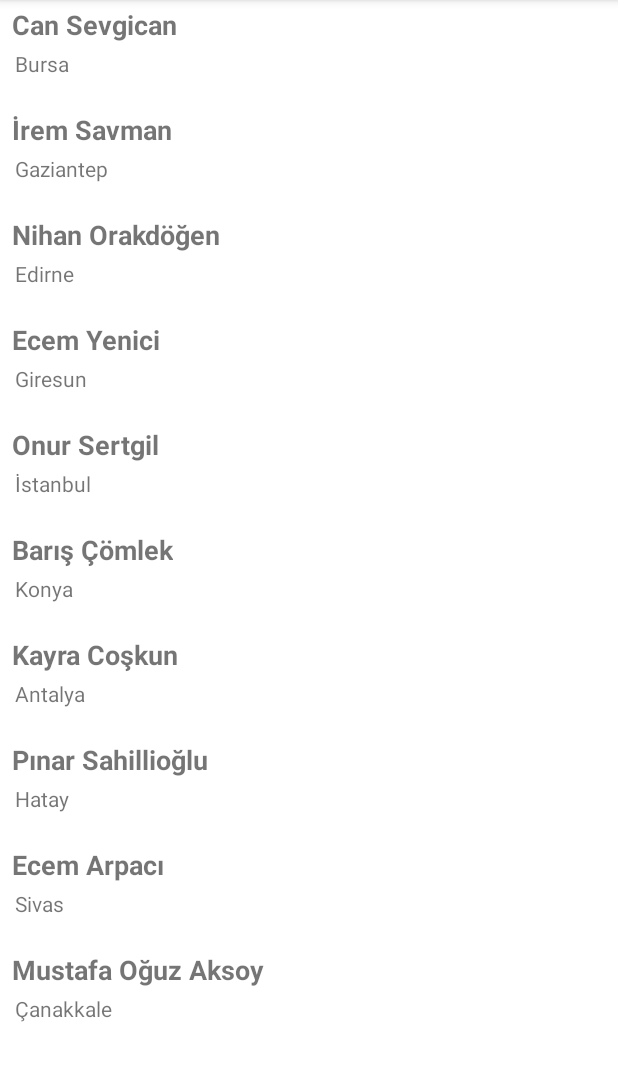
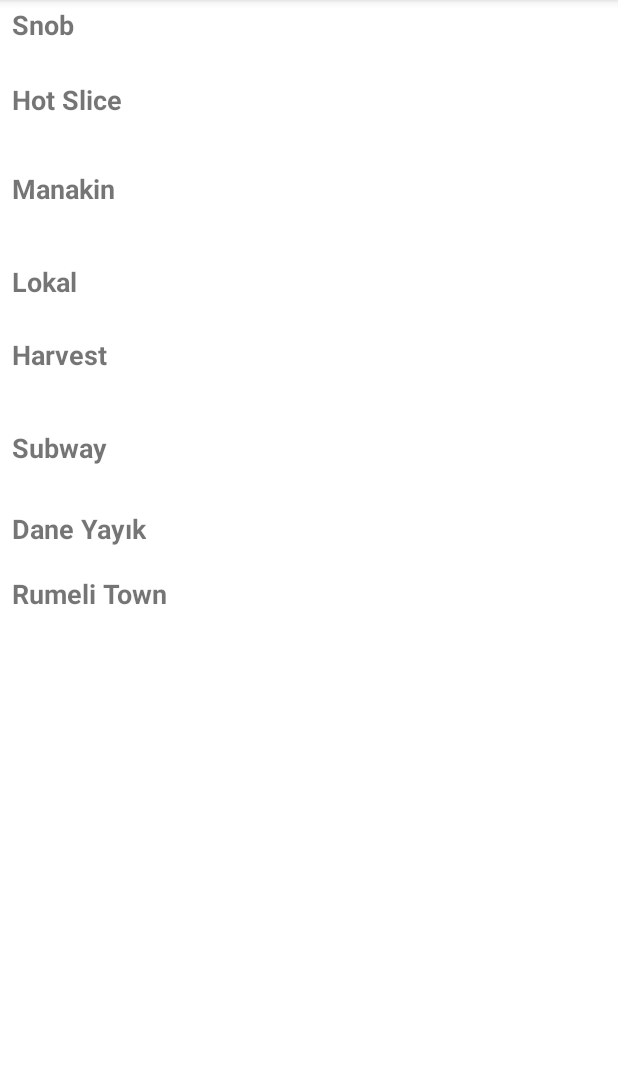
Before and after one commit to ecekaratas/Cs394-HW1, an Android app: the screen it shows after launch (MainActivity), on a phone screen of 412 x 824 dp, the part 84-1165 px from its top. Run offline under Robolectric (Android 15) with nearby library versions, the light colour scheme and no system bars.

Commit message:
rv implementation

```diff
--- a/app/src/main/AndroidManifest.xml
+++ b/app/src/main/AndroidManifest.xml
@@ -13,7 +13,7 @@
         android:theme="@style/Theme.RecyclerViewExInClass"
         tools:targetApi="31">
         <activity
-            android:name=".UserDetailActivity"
+            android:name=".CompanyDetailActivity"
             android:exported="false">
             <meta-data
                 android:name="android.app.lib_name"
--- a/app/src/main/java/com/example/recyclerviewexinclass/MainActivity.kt
+++ b/app/src/main/java/com/example/recyclerviewexinclass/MainActivity.kt
@@ -11,10 +11,10 @@
         super.onCreate(savedInstanceState)
         setContentView(R.layout.activity_main)
 
-        val users = DataSource(this).loadUsers()
+        val companys = DataSource(this).loadCompanys()
 
         val rv :RecyclerView = findViewById(R.id.recyclerView)
-        rv.adapter = ItemAdapter(users)
+        rv.adapter = ItemAdapter(companys)
         rv.setHasFixedSize(true)
     }
 
--- a/app/src/main/java/com/example/recyclerviewexinclass/adapter/ItemAdapter.kt
+++ b/app/src/main/java/com/example/recyclerviewexinclass/adapter/ItemAdapter.kt
@@ -7,39 +7,36 @@
 import android.widget.TextView
 import androidx.recyclerview.widget.RecyclerView
 import com.example.recyclerviewexinclass.R
-import com.example.recyclerviewexinclass.UserDetailActivity
-import com.example.recyclerviewexinclass.data.model.User
+import com.example.recyclerviewexinclass.CompanyDetailActivity
+import com.example.recyclerviewexinclass.data.model.Company
 
-class ItemAdapter ( private val dataset : List<User>): RecyclerView.Adapter<ItemAdapter.ItemViewHolder>() {
+class ItemAdapter ( private val dataset : List<Company>): RecyclerView.Adapter<ItemAdapter.ItemViewHolder>() {
     class ItemViewHolder(val view: View): RecyclerView.ViewHolder(view) {
-        val nameView= view.findViewById<TextView>(R.id.nameView)
-        val addrView= view.findViewById<TextView>(R.id.addressView)
-        val ageView= view.findViewById<TextView>(R.id.ageView)
-        val hobbyView= view.findViewById<TextView>(R.id.hobbyView)
-        val mailView= view.findViewById<TextView>(R.id.mailView)
-        //val imageView= view.findViewById<TextView>(R.id.imageView)
+        val restaurantsView = view.findViewById<TextView>(R.id.restaurantsView)
+        val menuuView = view.findViewById<TextView>(R.id.menuuView)
+        val priceView = view.findViewById<TextView>(R.id.priceView)
 
-        lateinit var user: User
+
+        lateinit var company: Company
 
         init {
             view.setOnClickListener{
                 //
-                val showDetailIntent = Intent(itemView.context, UserDetailActivity::class.java)
-                showDetailIntent.putExtra(USER_KEY, user)
+                val showDetailIntent = Intent(itemView.context, CompanyDetailActivity::class.java)
+                showDetailIntent.putExtra(COMPANY_KEY, company)
                 itemView.context.startActivity(showDetailIntent)
             }
         }
 
         companion object{
-            private val USER_KEY = "USER"
+            private val COMPANY_KEY = "COMPANY"
         }
-        fun bind(user: User){
-            this.user = user
-            nameView.text = user.name
-            addrView.text = user.address
-            ageView.text = user.age
-            hobbyView.text = user.hobby
-            //imageView.text = user.image
+        fun bind(company: Company){
+            this.company = company
+            restaurantsView.text = company.restaurant
+            menuuView.text = company.menuu
+            priceView.text = company.price
+
         }
     }
 
@@ -51,8 +48,8 @@
     override fun onBindViewHolder(holder: ItemAdapter.ItemViewHolder, position: Int) {
         val user = dataset[position]
         //holder.imageView.setImageResource(item.imageResourceId)
-//        holder.nameView.text = user.name
-//        holder.addrView.text = user.address
+//        holder.nameView.text = company.name
+//        holder.addrView.text = company.address
 
         holder.bind(user)
 
--- a/app/src/main/java/com/example/recyclerviewexinclass/data/DataSource.kt
+++ b/app/src/main/java/com/example/recyclerviewexinclass/data/DataSource.kt
@@ -1,56 +1,34 @@
 package com.example.recyclerviewexinclass.data
 
 import android.content.Context
-import android.graphics.drawable.Drawable
-import android.media.Image
 import com.example.recyclerviewexinclass.R
-import com.example.recyclerviewexinclass.data.model.User
+import com.example.recyclerviewexinclass.data.model.Company
 
 class DataSource (val context: Context ) {
-    fun getUserName(): Array<String> {
-        return context.resources.getStringArray(R.array.name_array)
+    fun getUserrestaurants(): Array<String> {
+        return context.resources.getStringArray(R.array.restaurants_array)
     }
-    fun getUserAddress(): Array<String>{
-        return context.resources.getStringArray(R.array.address_array)
+    fun getUserMenuu(): Array<String>{
+        return context.resources.getStringArray(R.array.menuu_array)
 
     }
-    fun getUserAge(): Array<String>{
-        return context.resources.getStringArray(R.array.age_array)
-
-    }
-    fun getUserHobby(): Array<String>{
-        return context.resources.getStringArray(R.array.hobby_array)
-
-    }
-    fun getUserMail(): Array<String>{
-        return context.resources.getStringArray(R.array.mail_array)
-
-    }
-    fun getUserImage(): Array<String>{
-        return context.resources.getStringArray(R.array.image_array)
-        //r.drawable.isim
+    fun getUserPrice(): Array<String>{
+        return context.resources.getStringArray(R.array.price_array)
 
     }
 
-    fun getProfileDesc(): Array<String>{
-        return context.resources.getStringArray(R.array.profiledesc_array)
 
-    }
+    fun loadCompanys() : List<Company>{
+        val restaurantsList = getUserrestaurants()
+        val menuuList = getUserMenuu()
+        val priceList = getUserPrice()
 
-    fun loadUsers() : List<User>{
-        val nameList = getUserName()
-        val addrList = getUserAddress()
-        val ageList = getUserAge()
-        val hobbyList = getUserHobby()
-        val mailList = getUserMail()
-        val imageList = getUserImage()
-        val profileDescList = getProfileDesc()
-        var users = mutableListOf<User>()
+        var companies = mutableListOf<Company>()
 
-        for (i in 0..9){
-            val user = User(nameList[i], addrList[i], ageList[i], hobbyList[i], mailList[i], imageList[i], profileDescList[i])
-            users.add(user)
+        for (i in 0..7){
+            val company = Company(restaurantsList[i], menuuList[i], priceList[i])
+            companies.add(company)
         }
-        return users
+        return companies
     }
 }
--- /dev/null
+++ b/app/src/main/java/com/example/recyclerviewexinclass/data/model/Company.kt
@@ -0,0 +1,5 @@
+package com.example.recyclerviewexinclass.data.model
+
+data class Company (val restaurant : String, val menuu : String,
+                    val price : String): java.io.Serializable {
+}
--- a/app/src/main/java/com/example/recyclerviewexinclass/data/model/User.kt
+++ /dev/null
@@ -1,9 +0,0 @@
-package com.example.recyclerviewexinclass.data.model
-
-import android.media.Image
-
-data class User (val name : String, val address : String,
-                 val age : String, val hobby : String, val mail : String,
-                 val image : String,
-                 val profileDesc : String): java.io.Serializable {
-}
--- a/app/src/main/res/layout/item_layout.xml
+++ b/app/src/main/res/layout/item_layout.xml
@@ -6,12 +6,12 @@
     android:layout_height="wrap_content">
 
     <TextView
-        android:id="@+id/nameView"
+        android:id="@+id/restaurantsView"
         android:layout_width="wrap_content"
         android:layout_height="wrap_content"
         android:layout_marginStart="8dp"
         android:layout_marginTop="4dp"
-        android:text="Name"
+        android:text="Restaurant"
         android:textSize="18dp"
         android:textStyle="bold"
         app:layout_constraintStart_toStartOf="parent"
@@ -20,49 +20,27 @@
         />
 
     <TextView
-        android:id="@+id/addressView"
+        android:id="@+id/menuuView"
         android:layout_width="wrap_content"
         android:layout_height="wrap_content"
         android:layout_marginStart="10dp"
         android:layout_marginTop="4dp"
-        android:text="Address"
+        android:text="Menu"
+        android:textSize="0sp"
         app:layout_constraintStart_toStartOf="parent"
-        app:layout_constraintTop_toBottomOf="@id/nameView" />
+        app:layout_constraintTop_toBottomOf="@id/restaurantsView" />
 
     <TextView
-        android:id="@+id/ageView"
+        android:id="@+id/priceView"
         android:layout_width="wrap_content"
         android:layout_height="wrap_content"
         android:layout_marginStart="4dp"
         android:layout_marginTop="4dp"
-        android:text="Age"
+        android:text="Price"
         android:textSize="0sp"
         app:layout_constraintStart_toStartOf="parent"
-        app:layout_constraintTop_toBottomOf="@id/addressView" />
+        app:layout_constraintTop_toBottomOf="@id/menuuView" />
 
-    <TextView
-        android:id="@+id/hobbyView"
-        android:layout_width="wrap_content"
-        android:layout_height="wrap_content"
-        android:layout_marginStart="4dp"
-        android:layout_marginTop="4dp"
-        android:layout_marginRight="10dp"
-        android:text="Age"
-        android:textSize="0sp"
-        app:layout_constraintStart_toStartOf="parent"
-        app:layout_constraintTop_toBottomOf="@id/ageView" />
-
-    <TextView
-        android:id="@+id/mailView"
-        android:layout_width="wrap_content"
-        android:layout_height="wrap_content"
-        android:layout_marginStart="4dp"
-        android:layout_marginTop="4dp"
-        android:layout_marginRight="10dp"
-        android:text="Mail"
-        android:textSize="0sp"
-        app:layout_constraintStart_toStartOf="parent"
-        app:layout_constraintTop_toBottomOf="@id/hobbyView" />
 
 
 
--- a/app/src/main/res/layout/title_fragment.xml
+++ b/app/src/main/res/layout/title_fragment.xml
@@ -15,7 +15,7 @@
             android:id="@+id/textView"
             android:layout_width="wrap_content"
             android:layout_height="wrap_content"
-            android:text="Student Information"
+            android:text="Menu App"
             app:layout_constraintBottom_toBottomOf="parent"
             app:layout_constraintEnd_toEndOf="parent"
             app:layout_constraintStart_toStartOf="parent"
--- a/app/src/main/res/values/strings.xml
+++ b/app/src/main/res/values/strings.xml
@@ -1,94 +1,42 @@
 <resources>
-    <string name="app_name">Homework 1</string>
-    <string name="name">Name</string>
-    <string name="address">Address</string>
-    <string name="age">Age</string>
-    <string name="hobby">Hobby</string>
-    <string name="mail">Mail</string>
+    <string name="app_name">Project</string>
+    <string name="restaurants">Restaurants</string>
+    <string name="menuu">Menu</string>
+    <string name="price">Price</string>
 
-    <string-array name="name_array">
-        <item><u><b><i>Can Sevgican</i></b></u></item>
-        <item><u><b><i>İrem Savman</i></b></u></item>
-        <item><u><b><i>Nihan Orakdöğen</i></b></u></item>
-        <item><u><b><i>Ecem Yenici</i></b></u></item>
-        <item><u><b><i>Onur Sertgil</i></b></u></item>
-        <item><u><b><i>Barış Çömlek</i></b></u></item>
-        <item><u><b><i>Kayra Coşkun</i></b></u></item>
-        <item><u><b><i>Pınar Sahillioğlu</i></b></u></item>
-        <item><u><b><i>Ecem Arpacı</i></b></u></item>
-        <item><u><b><i>Mustafa Oğuz Aksoy</i></b></u></item>
+
+    <string-array name="restaurants_array">
+        <item><u><b><i>Snob</i></b></u></item>
+        <item><u><b><i>Hot Slice</i></b></u></item>
+        <item><u><b><i>Manakin</i></b></u></item>
+        <item><u><b><i>Lokal</i></b></u></item>
+        <item><u><b><i>Harvest</i></b></u></item>
+        <item><u><b><i>Subway</i></b></u></item>
+        <item><u><b><i>Dane Yayık</i></b></u></item>
+        <item><u><b><i>Rumeli Town</i></b></u></item>
+
     </string-array>
-    <string-array name="address_array">
-        <item>Bursa</item>
-        <item>Gaziantep</item>
-        <item>Edirne</item>
-        <item>Giresun</item>
-        <item>İstanbul</item>
-        <item>Konya</item>
-        <item>Antalya</item>
-        <item>Hatay</item>
-        <item>Sivas</item>
-        <item>Çanakkale</item>
-    </string-array>
-    <string-array name="profiledesc_array">
-        <item>He is studying Computer Science at Ozyegin University\nand this is his 2nd year.</item>
-        <item>She is studying Architecture at Ozyegin University\nand this is her 2nd year.</item>
-        <item>She is studying Medicine at Cerrahpasa University\nand this is her 3rd year.</item>
-        <item>She is studying Medicine at Bezmi-Alem University\nand this is her 3rd year.</item>
-        <item>He is studying Electronics and Communication\nat Istanbul Technical University and this is his 2nd year.</item>
-        <item>He is studying Mechanical Engineering and doing\nEconomy double major and this is his 3r year.</item>
-        <item>She is studying Electronics and Communication\nat Istanbul Technical University and this is her 3rd year.</item>
-        <item>She is studying Medicine at Bahçeşehir University\nand this is her 3rd year.</item>
-        <item>She is studying at Educational Sciences at Boğaziçi\nUniversity and this is her 3rd year.</item>
-        <item>He is studying Electronics and Communication at\nIstanbul Technical University and this is his 3rd year.</item>
-    </string-array>
-    <string-array name="age_array">
-        <item>23.12.2002</item>
-        <item>10.04.2003</item>
-        <item>31.10.2002</item>
-        <item>13.04.2002</item>
-        <item>23.04.2003</item>
-        <item>03.04.2002</item>
-        <item>16.02.2002</item>
-        <item>14.08.2002</item>
-        <item>01.06.2002</item>
-        <item>28.08.2002</item>
-    </string-array>
-    <string-array name="hobby_array">
-        <item><u><b><i>Creating video games and playing chess</i></b></u></item>
-        <item><u><b><i>Playing valorant and making architectural projects</i></b></u></item>
-        <item><u><b><i>Drawing pictures and making pottery </i></b></u></item>
-        <item><u><b><i>Reading books and playing LOL </i></b></u></item>
-        <item><u><b><i>Doing projects with electronic devices and playing drums </i></b></u></item>
-        <item><u><b><i>Going to gym and watching movies</i></b></u></item>
-        <item><u><b><i>Watching documentries and doing research</i></b></u></item>
-        <item><u><b><i>Reading english books and watching TV series</i></b></u></item>
-        <item><u><b><i>Listening music and playing basketball</i></b></u></item>
-        <item><u><b><i>Playing GO and reading comics</i></b></u></item>
-    </string-array>
-    <string-array name="mail_array">
-        <item><u><b><i>can.sevgican@ozu.edu.tr</i></b></u></item>
-        <item><u><b><i>irem.savman@ozu.edu.tr</i></b></u></item>
-        <item><u><b><i>nihan.orakdogen@ctf.edu.tr</i></b></u></item>
-        <item><u><b><i>ecemyenici518@gmail.com </i></b></u></item>
-        <item><u><b><i>onur.sertgil21@itu.edu.tr</i></b></u></item>
-        <item><u><b><i>baris.comlek@ku.edu.tr</i></b></u></item>
-        <item><u><b><i>kayra.coşkun20@itu.edu.tr</i></b></u></item>
-        <item><u><b><i>pinar.sahillioglu@bau.edu.tr</i></b></u></item>
-        <item><u><b><i>ecem.arpacı@boun.edu.tr</i></b></u></item>
-        <item><u><b><i>mustafa.aksoy20@itu.edu.tr</i></b></u></item>
+    <string-array name="menuu_array">
+        <item>Classic Burger Menu\nBenji Burger Menu\nTruffle Burger Menu\nZinger Rock Burger Menu\nSnob Burger Menu\nBao Burger Menu\nSeasoned French Fries\nParmesan French Fries</item>
+        <item>Pesto Margherita Large\nAkdeniz Large\nCalifornia Large\nChicken BBQ Large\nChicken BBQ Large\nEge Large\nTrakya Large\nAmsterdam Large\nHawaii Large\nMiami Large\nBerlin Large\nSüper Karışık Large\nIbiza Large\nHot Slice Special Large\nnMadness Large</item>
+        <item>Dağ Kekikli\nKöri Soslu\nBBQ Soslu\nTatlı Ekşi\nÇıtır Tavuk\nIzgara Tavuk\nMantar Soslu\nIzgara Köfte\nMushroom Burger\nCheddar Burger\nKlasik Burger\nChicken Burger\nPenne Arabiata\nSpaghetti Napolitan\nSpaghetti Bolonez\nFettucini Alfredo\nMac and Cheese</item>
+        <item>3\'lü ET Menü\n3\'lü TAVUK Menü\n3\'lü SEBZE Menü\nDöner Dürüm\nTavuk Schnitzel\nIzgara Köfte\nMantı</item>
+        <item>Kahvaltı Tabağı\nOmlet\nKaşarlı Tost\nKarışık Tost\nSimit Sandviç\nDana Jambonlu Sandviç\nBeyaz Peynirli Sandviç\nHindi Jambonlu Sandviç\nÇıtır Tavuk\nFalafel Salata\nAkdeniz Salata\nTon Balıklı Salata\nTavuk Trio\nKöfte Trio\nKıymalı Gözleme\nPatatesli Gözleme\nKaşarlı Gözleme</item>
+        <item>Teriyaki Tavuk\nİtalyan\nTavuk Fileto\nRozbif\nBaharatlı İtalyan\nBiftek ve Peynir\nSubway Melt\nTon Balığı\nHindi Göğüs\nSebze Keyfi\nDürüm</item>
+        <item>Tavuk Pilav\nKavurma Pilav\nNohutlu Pilav</item>
+        <item>Hamburger\nTavuk\nEt\nVejetaryen\nMakarna\nKahvaltı\nFırın\nWrap\nSalata</item>
     </string-array>
 
-    <string-array name="image_array">
-        <item><u><b><i>can.sevgican@ozu.edu.tr</i></b></u></item>
-        <item><u><b><i>irem.savman@ozu.edu.tr</i></b></u></item>
-        <item><u><b><i>nihan.orakdogen@ctf.edu.tr</i></b></u></item>
-        <item><u><b><i>ecemyenici518@gmail.com </i></b></u></item>
-        <item><u><b><i>onur.sertgil21@itu.edu.tr</i></b></u></item>
-        <item><u><b><i>baris.comlek@ku.edu.tr</i></b></u></item>
-        <item><u><b><i>kayra.coşkun20@itu.edu.tr</i></b></u></item>
-        <item><u><b><i>pinar.sahillioglu@bau.edu.tr</i></b></u></item>
-        <item><u><b><i>ecem.arpacı@boun.edu.tr</i></b></u></item>
-        <item><u><b><i>mustafa.aksoy20@itu.edu.tr</i></b></u></item>
+    <string-array name="price_array">
+        <item>70.00 TL\n80.00 TL\n80.00 TL\n90.00 TL\n90.00 TL\n90.00 TL\n40.00 TL\n40.00 TL</item>
+        <item>80.00 TL\n80.00 TL\n80.00 TL\n80.00 TL\n80.00 TL\n80.00 TL\n80.00 TL\n90.00 TL\n90.00 TL\n90.00 TL\n90.00 TL\n90.00 TL\n90.00 TL\n90.00 TL\n90.00 TL</item>
+        <item>70.00 TL\n70.00 TL\n70.00 TL\n70.00 TL\n75.00 TL\n70.00 TL\n70.00 TL\n70.00 TL\n60.00 TL\n60.00 TL\n60.00 TL\n60.00 TL\n65.00 TL\n65.00 TL\n65.00 TL\n65.00 TL\n65.00 TL</item>
+        <item>55.00 TL\n45.00 TL\n40.00 TL\n45.00 TL\n70.00 TL\n80.00 TL\n65.00 TL</item>
+        <item>30.00 TL\n25.00 TL\n20.00 TL\n25.00 TL\n25.00 TL\n35.00 TL\n30.00 TL\n40.00 TL\n50.00 TL\n60.00 TL\n55.00 TL\n60.00 TL\n60.00 TL\n60.00 TL\n60.00 TL\n60.00 TL\n60.00 TL</item>
+        <item>80.00 TL\n80.00 TL\n80.00 TL\n85.00 TL\n85.00 TL\n85.00 TL\n90.00 TL\n90.00 TL\n90.00 TL\n90.00 TL\n75.00 TL</item>
+        <item>50.00 TL\n55.00 TL\n45.00 TL</item>
+        <item>65.00 TL\n70.00 TL\n80.00 TL\n60.00 TL\n75.00 TL\n40.00 TL\n20.00 TL\n70.00 TL\n60.00 TL</item>
+
     </string-array>
+
 </resources>
```
Also changed, not shown: app/src/main/java/com/example/recyclerviewexinclass/CompanyDetailActivity.kt (added, +17 -0 lines), app/src/main/java/com/example/recyclerviewexinclass/UserDetailActivity.kt (deleted, +0 -17 lines), app/src/main/res/layout/activity_company_detail.xml (added, +66 -0 lines), app/src/main/res/layout/activity_user_detail.xml (deleted, +0 -112 lines).
